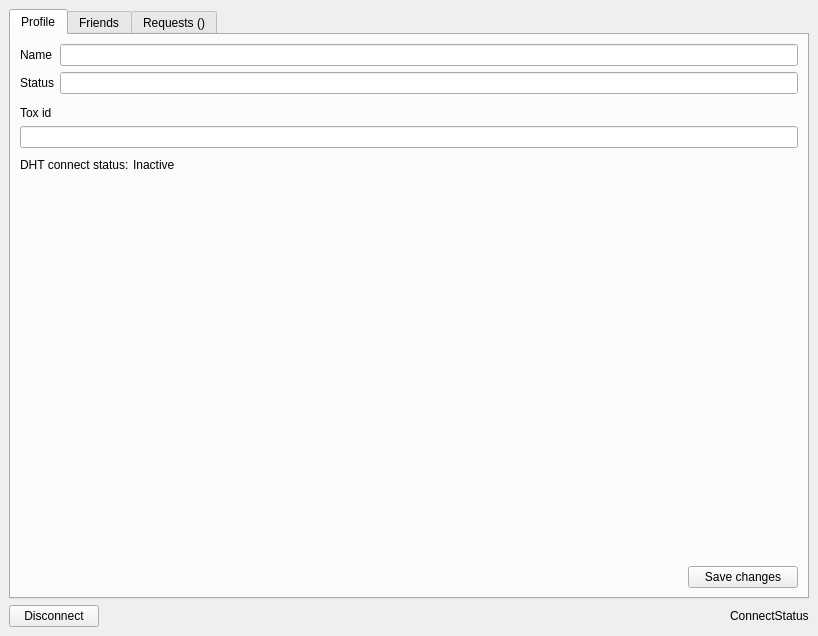
Above: src/toxphone_config/widgets/main_window.ui from hkarel/ToxPhone before the change. Below: the same form after it.
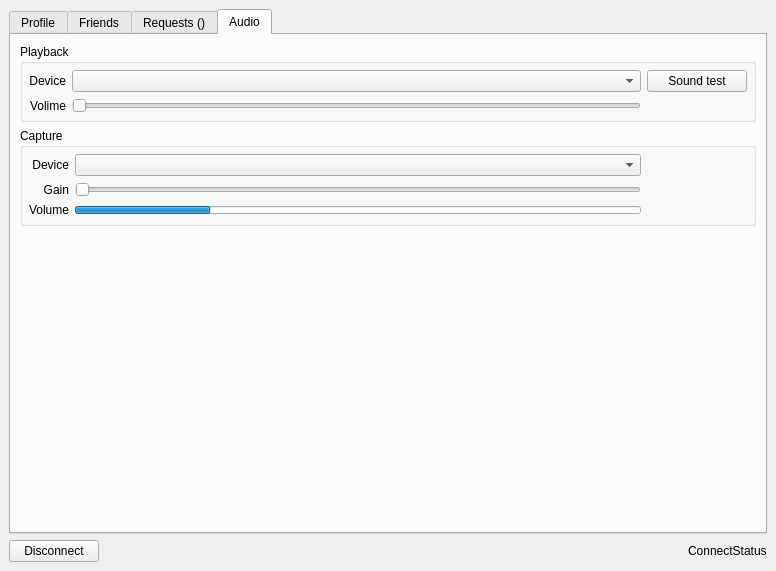
That is the form after the change.

What changed in the file:
```diff
--- a/src/toxphone_config/widgets/main_window.ui
+++ b/src/toxphone_config/widgets/main_window.ui
@@ -6,10 +6,16 @@
    <rect>
     <x>0</x>
     <y>0</y>
-    <width>818</width>
-    <height>636</height>
+    <width>776</width>
+    <height>571</height>
    </rect>
   </property>
+  <property name="minimumSize">
+   <size>
+    <width>550</width>
+    <height>450</height>
+   </size>
+  </property>
   <property name="windowTitle">
    <string>MainWindow</string>
   </property>
@@ -18,39 +24,108 @@
     <item>
      <widget class="QTabWidget" name="tabWidget">
       <property name="currentIndex">
-       <number>0</number>
+       <number>3</number>
       </property>
       <widget class="QWidget" name="tabProfile">
        <attribute name="title">
         <string>Profile</string>
        </attribute>
-       <layout class="QVBoxLayout" name="verticalLayout_2">
+       <layout class="QVBoxLayout" name="verticalLayout_6">
+        <property name="spacing">
+         <number>9</number>
+        </property>
+        <property name="leftMargin">
+         <number>9</number>
+        </property>
+        <property name="rightMargin">
+         <number>9</number>
+        </property>
+        <property name="bottomMargin">
+         <number>9</number>
+        </property>
         <item>
-         <layout class="QFormLayout" name="formLayout">
-          <property name="bottomMargin">
-           <number>6</number>
+         <widget class="QGroupBox" name="groupBox_3">
+          <property name="title">
+           <string>Personal data</string>
           </property>
-          <item row="0" column="0">
-           <widget class="QLabel" name="label">
-            <property name="text">
-             <string>Name</string>
-            </property>
-           </widget>
-          </item>
-          <item row="1" column="0">
-           <widget class="QLabel" name="label_2">
-            <property name="text">
-             <string>Status</string>
-            </property>
-           </widget>
-          </item>
-          <item row="0" column="1">
-           <widget class="QLineEdit" name="lineSelfToxName"/>
-          </item>
-          <item row="1" column="1">
-           <widget class="QLineEdit" name="lineSelfToxStatus"/>
-          </item>
-         </layout>
+          <layout class="QVBoxLayout" name="verticalLayout_2">
+           <property name="leftMargin">
+            <number>6</number>
+           </property>
+           <property name="topMargin">
+            <number>6</number>
+           </property>
+           <property name="rightMargin">
+            <number>6</number>
+           </property>
+           <property name="bottomMargin">
+            <number>6</number>
+           </property>
+           <item>
+            <layout class="QFormLayout" name="formLayout">
+             <property name="labelAlignment">
+              <set>Qt::AlignRight|Qt::AlignTrailing|Qt::AlignVCenter</set>
+             </property>
+             <property name="bottomMargin">
+              <number>6</number>
+             </property>
+             <item row="0" column="0">
+              <widget class="QLabel" name="label">
+               <property name="text">
+                <string>Name</string>
+               </property>
+               <property name="alignment">
+                <set>Qt::AlignRight|Qt::AlignTrailing|Qt::AlignVCenter</set>
+               </property>
+              </widget>
+             </item>
+             <item row="1" column="0">
+              <widget class="QLabel" name="label_2">
+               <property name="text">
+                <string>Status</string>
+               </property>
+              </widget>
+             </item>
+             <item row="0" column="1">
+              <widget class="QLineEdit" name="lineSelfToxName"/>
+             </item>
+             <item row="1" column="1">
+              <widget class="QLineEdit" name="lineSelfToxStatus"/>
+             </item>
+            </layout>
+           </item>
+           <item>
+            <layout class="QHBoxLayout" name="horizontalLayout_4">
+             <item>
+              <spacer name="horizontalSpacer_4">
+               <property name="orientation">
+                <enum>Qt::Horizontal</enum>
+               </property>
+               <property name="sizeHint" stdset="0">
+                <size>
+                 <width>40</width>
+                 <height>20</height>
+                </size>
+               </property>
+              </spacer>
+             </item>
+             <item>
+              <widget class="QPushButton" name="btnSaveProfile">
+               <property name="sizePolicy">
+                <sizepolicy hsizetype="Minimum" vsizetype="Preferred">
+                 <horstretch>0</horstretch>
+                 <verstretch>0</verstretch>
+                </sizepolicy>
+               </property>
+               <property name="text">
+                <string>Save</string>
+               </property>
+              </widget>
+             </item>
+            </layout>
+           </item>
+          </layout>
+         </widget>
         </item>
         <item>
          <widget class="QLabel" name="labelSelfToxId">
@@ -103,42 +178,6 @@
           </property>
          </spacer>
         </item>
-        <item>
-         <layout class="QHBoxLayout" name="horizontalLayout_4">
-          <item>
-           <spacer name="horizontalSpacer_4">
-            <property name="orientation">
-             <enum>Qt::Horizontal</enum>
-            </property>
-            <property name="sizeHint" stdset="0">
-             <size>
-              <width>40</width>
-              <height>20</height>
-             </size>
-            </property>
-           </spacer>
-          </item>
-          <item>
-           <widget class="QPushButton" name="btnSaveProfile">
-            <property name="sizePolicy">
-             <sizepolicy hsizetype="Minimum" vsizetype="Preferred">
-              <horstretch>0</horstretch>
-              <verstretch>0</verstretch>
-             </sizepolicy>
-            </property>
-            <property name="minimumSize">
-             <size>
-              <width>110</width>
-              <height>0</height>
-             </size>
-            </property>
-            <property name="text">
-             <string>Save changes</string>
-            </property>
-           </widget>
-          </item>
-         </layout>
-        </item>
        </layout>
       </widget>
       <widget class="QWidget" name="tabFriends">
@@ -170,16 +209,48 @@
        <widget class="QPushButton" name="btnRemoveFriend">
         <property name="geometry">
          <rect>
-          <x>90</x>
-          <y>480</y>
+          <x>380</x>
+          <y>30</y>
           <width>121</width>
           <height>25</height>
          </rect>
         </property>
+        <property name="sizePolicy">
+         <sizepolicy hsizetype="Minimum" vsizetype="Preferred">
+          <horstretch>0</horstretch>
+          <verstretch>0</verstretch>
+         </sizepolicy>
+        </property>
         <property name="text">
          <string>Remove friend</string>
         </property>
        </widget>
+       <widget class="QPushButton" name="btnEndCall">
+        <property name="geometry">
+         <rect>
+          <x>390</x>
+          <y>180</y>
+          <width>83</width>
+          <height>25</height>
+         </rect>
+        </property>
+        <property name="text">
+         <string>End call</string>
+        </property>
+       </widget>
+       <widget class="QPushButton" name="btnCall">
+        <property name="geometry">
+         <rect>
+          <x>500</x>
+          <y>180</y>
+          <width>83</width>
+          <height>25</height>
+         </rect>
+        </property>
+        <property name="text">
+         <string>Call</string>
+        </property>
+       </widget>
       </widget>
       <widget class="QWidget" name="tabRequests">
        <attribute name="title">
@@ -209,6 +280,9 @@
            </property>
            <item>
             <layout class="QFormLayout" name="formLayout_2">
+             <property name="labelAlignment">
+              <set>Qt::AlignRight|Qt::AlignTrailing|Qt::AlignVCenter</set>
+             </property>
              <item row="0" column="0">
               <widget class="QLabel" name="labelToxId">
                <property name="text">
@@ -267,6 +341,12 @@
              </item>
              <item>
               <widget class="QPushButton" name="btnRequestFriendship">
+               <property name="sizePolicy">
+                <sizepolicy hsizetype="Minimum" vsizetype="Preferred">
+                 <horstretch>0</horstretch>
+                 <verstretch>0</verstretch>
+                </sizepolicy>
+               </property>
                <property name="text">
                 <string>Send request</string>
                </property>
@@ -328,6 +408,12 @@
              </item>
              <item>
               <widget class="QPushButton" name="btnFriendAccept">
+               <property name="sizePolicy">
+                <sizepolicy hsizetype="Minimum" vsizetype="Preferred">
+                 <horstretch>0</horstretch>
+                 <verstretch>0</verstretch>
+                </sizepolicy>
+               </property>
                <property name="text">
                 <string>Accept</string>
                </property>
@@ -335,6 +421,12 @@
              </item>
              <item>
               <widget class="QPushButton" name="btnFriendReject">
+               <property name="sizePolicy">
+                <sizepolicy hsizetype="Minimum" vsizetype="Preferred">
+                 <horstretch>0</horstretch>
+                 <verstretch>0</verstretch>
+                </sizepolicy>
+               </property>
                <property name="text">
                 <string>Reject</string>
                </property>
@@ -347,6 +439,203 @@
         </item>
        </layout>
       </widget>
+      <widget class="QWidget" name="tabAudio">
+       <attribute name="title">
+        <string>Audio</string>
+       </attribute>
+       <layout class="QVBoxLayout" name="verticalLayout_9">
+        <item>
+         <widget class="QGroupBox" name="groupBox_4">
+          <property name="title">
+           <string>Playback</string>
+          </property>
+          <layout class="QVBoxLayout" name="verticalLayout_7">
+           <property name="spacing">
+            <number>6</number>
+           </property>
+           <property name="leftMargin">
+            <number>6</number>
+           </property>
+           <property name="topMargin">
+            <number>6</number>
+           </property>
+           <property name="rightMargin">
+            <number>6</number>
+           </property>
+           <property name="bottomMargin">
+            <number>6</number>
+           </property>
+           <item>
+            <layout class="QGridLayout" name="gridLayout">
+             <item row="0" column="2">
+              <widget class="QPushButton" name="btnAudioTest">
+               <property name="sizePolicy">
+                <sizepolicy hsizetype="Minimum" vsizetype="Preferred">
+                 <horstretch>0</horstretch>
+                 <verstretch>0</verstretch>
+                </sizepolicy>
+               </property>
+               <property name="minimumSize">
+                <size>
+                 <width>100</width>
+                 <height>0</height>
+                </size>
+               </property>
+               <property name="maximumSize">
+                <size>
+                 <width>100</width>
+                 <height>16777215</height>
+                </size>
+               </property>
+               <property name="text">
+                <string>Sound test</string>
+               </property>
+              </widget>
+             </item>
+             <item row="1" column="1">
+              <widget class="QSlider" name="sliderAudioSink">
+               <property name="orientation">
+                <enum>Qt::Horizontal</enum>
+               </property>
+              </widget>
+             </item>
+             <item row="0" column="1">
+              <widget class="QComboBox" name="cboxAudioSink"/>
+             </item>
+             <item row="0" column="0">
+              <widget class="QLabel" name="label_5">
+               <property name="text">
+                <string>Device</string>
+               </property>
+               <property name="alignment">
+                <set>Qt::AlignRight|Qt::AlignTrailing|Qt::AlignVCenter</set>
+               </property>
+              </widget>
+             </item>
+             <item row="1" column="0">
+              <widget class="QLabel" name="label_6">
+               <property name="text">
+                <string>Volime</string>
+               </property>
+               <property name="alignment">
+                <set>Qt::AlignRight|Qt::AlignTrailing|Qt::AlignVCenter</set>
+               </property>
+              </widget>
+             </item>
+            </layout>
+           </item>
+          </layout>
+         </widget>
+        </item>
+        <item>
+         <widget class="QGroupBox" name="groupBox_5">
+          <property name="title">
+           <string>Capture</string>
+          </property>
+          <layout class="QVBoxLayout" name="verticalLayout_8">
+           <property name="leftMargin">
+            <number>6</number>
+           </property>
+           <property name="topMargin">
+            <number>6</number>
+           </property>
+           <property name="rightMargin">
+            <number>6</number>
+           </property>
+           <property name="bottomMargin">
+            <number>6</number>
+           </property>
+           <item>
+            <layout class="QGridLayout" name="gridLayout_2">
+             <item row="0" column="0">
+              <widget class="QLabel" name="label_7">
+               <property name="text">
+                <string>Device</string>
+               </property>
+               <property name="alignment">
+                <set>Qt::AlignRight|Qt::AlignTrailing|Qt::AlignVCenter</set>
+               </property>
+              </widget>
+             </item>
+             <item row="1" column="1">
+              <widget class="QSlider" name="sliderAudioSource">
+               <property name="orientation">
+                <enum>Qt::Horizontal</enum>
+               </property>
+              </widget>
+             </item>
+             <item row="0" column="2">
+              <widget class="QWidget" name="widget" native="true">
+               <property name="minimumSize">
+                <size>
+                 <width>100</width>
+                 <height>0</height>
+                </size>
+               </property>
+               <property name="maximumSize">
+                <size>
+                 <width>100</width>
+                 <height>16777215</height>
+                </size>
+               </property>
+              </widget>
+             </item>
+             <item row="1" column="0">
+              <widget class="QLabel" name="label_8">
+               <property name="text">
+                <string>Gain</string>
+               </property>
+               <property name="alignment">
+                <set>Qt::AlignRight|Qt::AlignTrailing|Qt::AlignVCenter</set>
+               </property>
+              </widget>
+             </item>
+             <item row="0" column="1">
+              <widget class="QComboBox" name="cboxAudioSource"/>
+             </item>
+             <item row="2" column="1">
+              <widget class="QProgressBar" name="pbarAudioSource">
+               <property name="maximumSize">
+                <size>
+                 <width>16777215</width>
+                 <height>8</height>
+                </size>
+               </property>
+               <property name="value">
+                <number>24</number>
+               </property>
+               <property name="format">
+                <string/>
+               </property>
+              </widget>
+             </item>
+             <item row="2" column="0">
+              <widget class="QLabel" name="label_9">
+               <property name="text">
+                <string>Volume</string>
+               </property>
+              </widget>
+             </item>
+            </layout>
+           </item>
+          </layout>
+         </widget>
+        </item>
+        <item>
+         <spacer name="verticalSpacer_2">
+          <property name="orientation">
+           <enum>Qt::Vertical</enum>
+          </property>
+          <property name="sizeHint" stdset="0">
+           <size>
+            <width>20</width>
+            <height>292</height>
+           </size>
+          </property>
+         </spacer>
+        </item>
+       </layout>
+      </widget>
      </widget>
     </item>
     <item>
```
